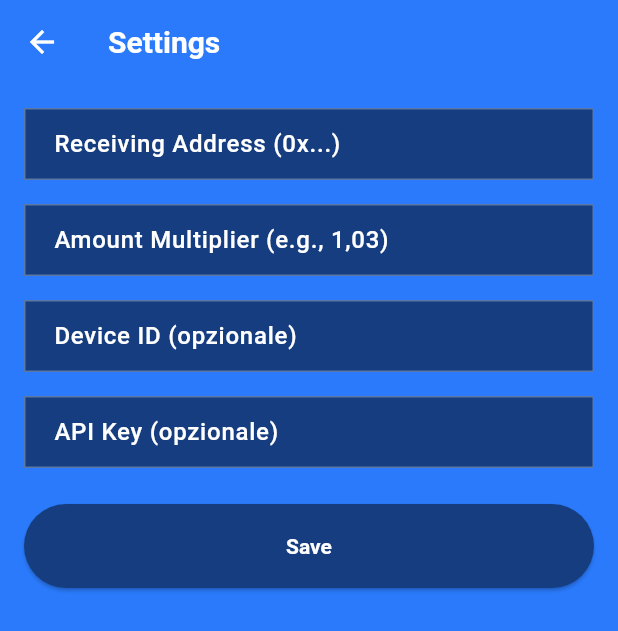
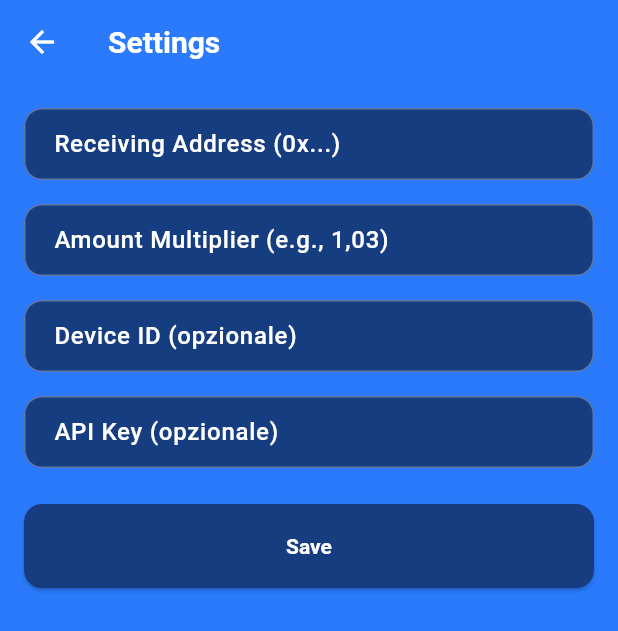
Before and after one commit to AlbertoNoris/pagocrypto, a Flutter app: the SettingsView screen opened by its route, on a phone screen of 412 x 824 dp. Shown: the top 631 px of the screen. Run offline on Flutter 3.47's test engine with Material 3 defaults, Android fonts, the phone set to English and light mode, and no system bars; our stand-ins replace go_router, qr_flutter, shared_preferences; accounts and stored records are empty; Roboto replaces fonts that are missing (Aptos); project files that could hold a hidden picture were left out.

Commit message:
feat: Update app title and enhance UI consistency by applying rounded corners across various views

```diff
--- a/lib/main.dart
+++ b/lib/main.dart
@@ -14,7 +14,7 @@ class MyApp extends StatelessWidget {
   @override
   Widget build(BuildContext context) {
     return MaterialApp.router(
-      title: 'Crypto QR Generator',
+      title: 'CryptoPOS',
       routerConfig: AppRouter.router,
       theme: AppTheme.lightTheme,
       debugShowCheckedModeBanner: false,
--- a/lib/src/core/theme/app_theme.dart
+++ b/lib/src/core/theme/app_theme.dart
@@ -68,7 +68,9 @@ class AppTheme {
           fontWeight: FontWeight.w600,
         ),
         padding: const EdgeInsets.symmetric(vertical: 20),
-        //shape: const RoundedRectangleBorder(borderRadius: BorderRadius.zero),
+        shape: RoundedRectangleBorder(
+          borderRadius: BorderRadius.circular(12),
+        ),
       ),
     ),
     inputDecorationTheme: InputDecorationTheme(
@@ -84,22 +86,22 @@ class AppTheme {
         color: textColor.withValues(alpha: 0.6),
       ),
       border: OutlineInputBorder(
-        borderRadius: BorderRadius.zero,
+        borderRadius: BorderRadius.circular(12),
         borderSide: BorderSide(
           color: textColor.withValues(alpha: 0.3),
           width: 1,
         ),
       ),
       enabledBorder: OutlineInputBorder(
-        borderRadius: BorderRadius.zero,
+        borderRadius: BorderRadius.circular(12),
         borderSide: BorderSide(
           color: textColor.withValues(alpha: 0.3),
           width: 1,
         ),
       ),
-      focusedBorder: const OutlineInputBorder(
-        borderRadius: BorderRadius.zero,
-        borderSide: BorderSide(color: accentColor, width: 2),
+      focusedBorder: OutlineInputBorder(
+        borderRadius: BorderRadius.circular(12),
+        borderSide: const BorderSide(color: accentColor, width: 2),
       ),
       contentPadding: const EdgeInsets.symmetric(horizontal: 16, vertical: 12),
     ),
@@ -107,18 +109,19 @@ class AppTheme {
       color: surfaceColor,
       elevation: 0,
       shape: RoundedRectangleBorder(
-        borderRadius: BorderRadius.zero,
-        //side: BorderSide(color: Colors.red, width: 1),
+        borderRadius: BorderRadius.circular(12),
       ),
     ),
-    snackBarTheme: const SnackBarThemeData(
+    snackBarTheme: SnackBarThemeData(
       backgroundColor: surfaceColor,
-      contentTextStyle: TextStyle(
+      contentTextStyle: const TextStyle(
         fontFamily: fontFamily,
         color: textColor,
         fontWeight: FontWeight.w500,
       ),
-      shape: RoundedRectangleBorder(borderRadius: BorderRadius.zero),
+      shape: RoundedRectangleBorder(
+        borderRadius: BorderRadius.circular(12),
+      ),
     ),
   );
 }
--- a/lib/src/features/payment_generator/views/qr_display_view.dart
+++ b/lib/src/features/payment_generator/views/qr_display_view.dart
@@ -145,7 +145,7 @@ class _QrDisplayViewState extends State<QrDisplayView> {
         ),
         title: SizedBox(
           height: 30,
-          child: Image.asset('name3.png', fit: BoxFit.contain),
+          child: Image.asset('assets/name3.png', fit: BoxFit.contain),
         ),
         actions: [SizedBox(width: 48)], // Spacer for centering
         elevation: 0,
@@ -250,7 +250,7 @@ class _QrDisplayViewState extends State<QrDisplayView> {
     return Container(
       decoration: BoxDecoration(
         color: Theme.of(context).colorScheme.secondary,
-        borderRadius: BorderRadius.zero,
+        borderRadius: BorderRadius.circular(12),
       ),
       child: Padding(
         padding: const EdgeInsets.all(16.0),
@@ -341,7 +341,7 @@ class _QrDisplayViewState extends State<QrDisplayView> {
       padding: const EdgeInsets.all(16),
       decoration: BoxDecoration(
         color: Theme.of(context).colorScheme.secondary,
-        borderRadius: BorderRadius.zero,
+        borderRadius: BorderRadius.circular(12),
       ),
       child: Column(
         children: [
--- a/lib/src/features/payment_generator/views/settings_view.dart
+++ b/lib/src/features/payment_generator/views/settings_view.dart
@@ -137,7 +137,7 @@ class _SettingsViewState extends State<SettingsView> {
                       padding: const EdgeInsets.all(12),
                       decoration: BoxDecoration(
                         color: Theme.of(context).colorScheme.error.withValues(alpha: 0.2),
-                        borderRadius: BorderRadius.zero,
+                        borderRadius: BorderRadius.circular(12),
                       ),
                       child: Text(
                         controller.errorMessage!,
```
Also changed, not shown: lib/src/features/payment_generator/views/home_view.dart (+7 -20 lines), lib/src/features/payment_generator/views/passcode_view.dart (+4 -4 lines).
